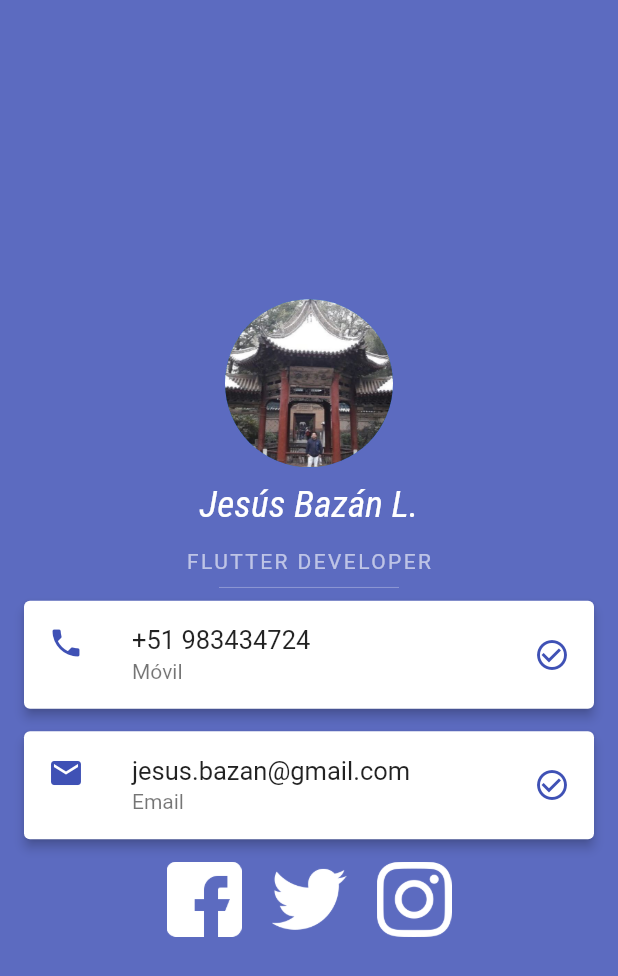
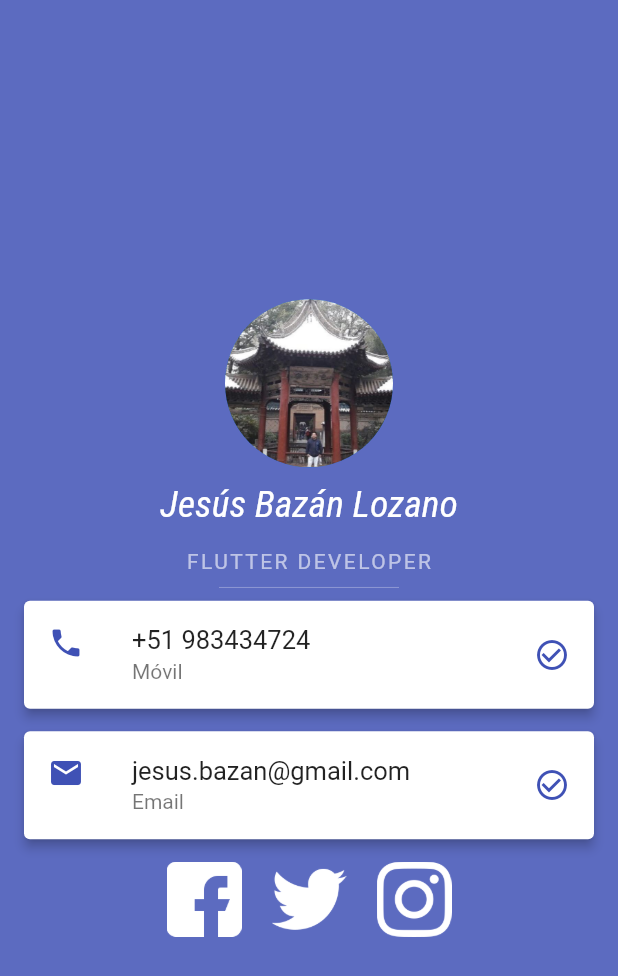
Before and after one commit to jbazanl/flutter_codigo5_mycard, a Flutter app: the screen it shows after launch, on a phone screen of 412 x 824 dp. Shown: the top 976 px of the screen. Run offline on Flutter 3.47's test engine with Material 2 defaults, Android fonts, the phone set to English and light mode, and no system bars.

Commit message:
modificacion del nombre

```diff
--- a/lib/main.dart
+++ b/lib/main.dart
@@ -23,7 +23,7 @@ class MandarinaApp extends StatelessWidget {
               height: 10.0,
             ),
             const Text(
-              "Jesús Bazán L.",
+              "Jesús Bazán Lozano",
               style: TextStyle(
                 color: Colors.white,
                 fontSize: 25.0,
```
